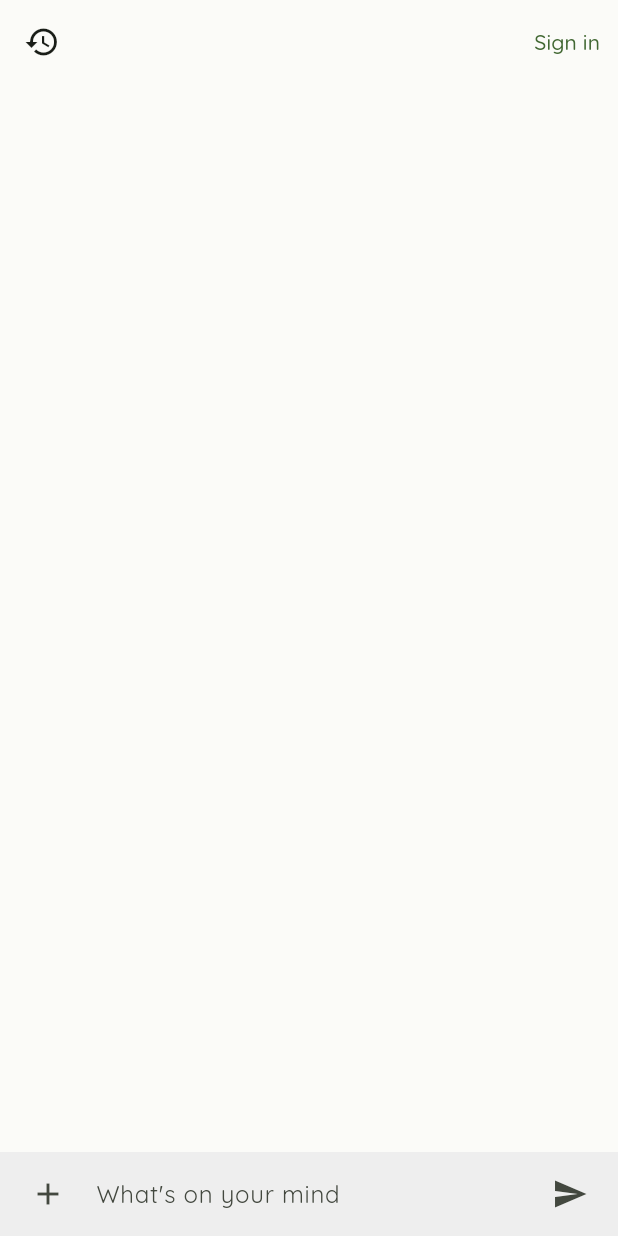
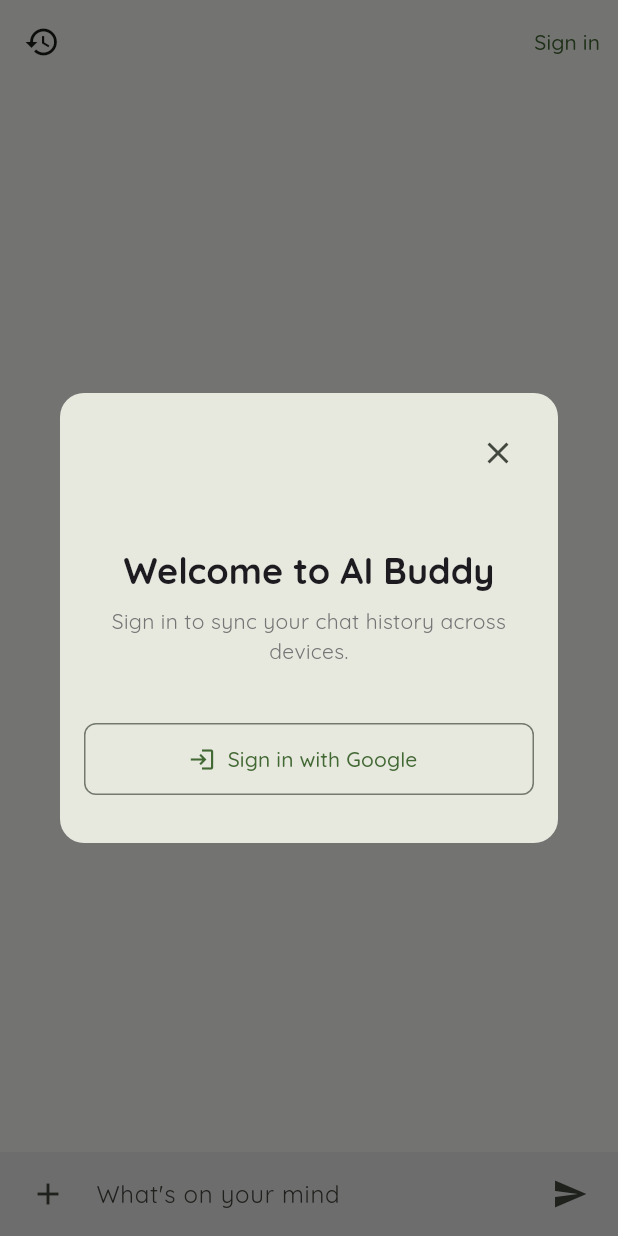
Before and after one commit to leonCTL12/AI-Companion-ChatApp, a Flutter app: the screen it shows after launch, after a tap on "Sign in", on a phone screen of 412 x 824 dp. Run offline on Flutter 3.47's test engine with Material 3 defaults, Android fonts, the phone set to English and light mode, and no system bars; our stand-ins replace cloud_functions, firebase_auth, firebase_core, flutter_riverpod, google_fonts, google_sign_in and 3 more; accounts and stored records are empty; generated files the repository leaves out were written again.

Commit message:
feat: implemented signin modal UI

```diff
--- /dev/null
+++ b/lib/features/auth/presentation/widgets/sign_in_modal.dart
@@ -0,0 +1,66 @@
+import 'package:flutter/material.dart';
+
+class SignInModal extends StatelessWidget {
+  const SignInModal({super.key});
+
+  @override
+  Widget build(BuildContext context) {
+    return Dialog(
+      shape: RoundedRectangleBorder(borderRadius: BorderRadius.circular(16)),
+      child: ConstrainedBox(
+        constraints: const BoxConstraints(maxWidth: 400, maxHeight: 300),
+        child: Padding(
+          padding: const EdgeInsets.all(16.0),
+          child: Column(
+            mainAxisSize: MainAxisSize.min,
+            children: [
+              Align(
+                alignment: Alignment.topRight,
+                child: IconButton(
+                  onPressed: () => Navigator.of(context).pop(),
+                  icon: const Icon(Icons.close),
+                ),
+              ),
+              const Spacer(),
+              Text(
+                'Welcome to AI Buddy',
+                textAlign: TextAlign.center,
+                style: Theme.of(context).textTheme.headlineSmall?.copyWith(
+                  fontWeight: FontWeight.bold,
+                ),
+              ),
+              const SizedBox(height: 8),
+              Text(
+                'Sign in to sync your chat history across devices.',
+                textAlign: TextAlign.center,
+                style: Theme.of(
+                  context,
+                ).textTheme.bodyMedium?.copyWith(color: Colors.grey[600]),
+              ),
+              const Spacer(),
+
+              SizedBox(
+                width: double.infinity,
+                height: 48,
+                child: OutlinedButton.icon(
+                  onPressed: () {
+                    //TODO: call auth repo
+                    Navigator.of(context).pop();
+                  },
+                  label: const Text('Sign in with Google'),
+                  icon: Icon(Icons.login),
+                  style: OutlinedButton.styleFrom(
+                    shape: RoundedRectangleBorder(
+                      borderRadius: BorderRadius.circular(8),
+                    ),
+                  ),
+                ),
+              ),
+              const SizedBox(height: 16),
+            ],
+          ),
+        ),
+      ),
+    );
+  }
+}
--- a/lib/features/chat/presentation/widgets/app_bar.dart
+++ b/lib/features/chat/presentation/widgets/app_bar.dart
@@ -1,5 +1,6 @@
 import 'package:flutter/cupertino.dart';
 import 'package:flutter/material.dart';
+import 'package:llm_chatbot/features/auth/presentation/widgets/sign_in_modal.dart';
 
 class ChatAppBar extends StatelessWidget implements PreferredSizeWidget {
   const ChatAppBar({super.key});
@@ -17,9 +18,7 @@
       ),
       actions: [
         TextButton(
-          onPressed: () {
-            //TODO: Implement the logic for Sign in
-          },
+          onPressed: () => _showSignInModal(context),
           child: Text('Sign in'),
         ),
       ],
@@ -28,4 +27,11 @@
 
   @override
   Size get preferredSize => const Size.fromHeight(kToolbarHeight); //default height of material app bar
+  void _showSignInModal(BuildContext context) {
+    showDialog(
+      context: context,
+      builder: (context) => const SignInModal(),
+      barrierDismissible: false,
+    );
+  }
 }
```
